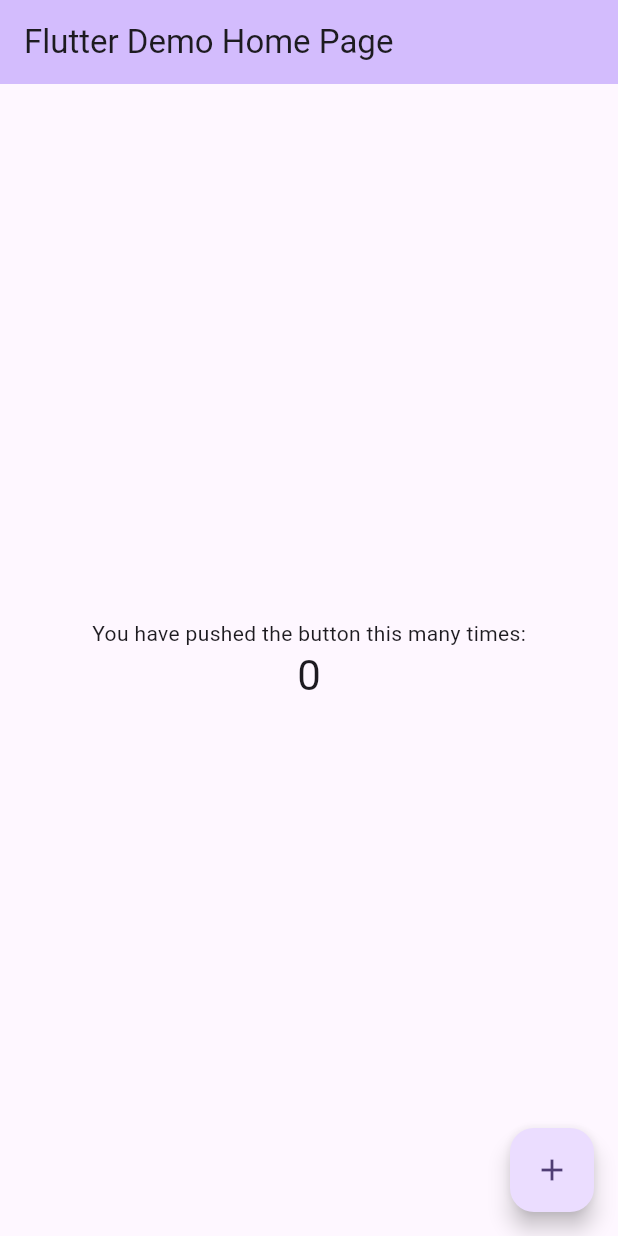
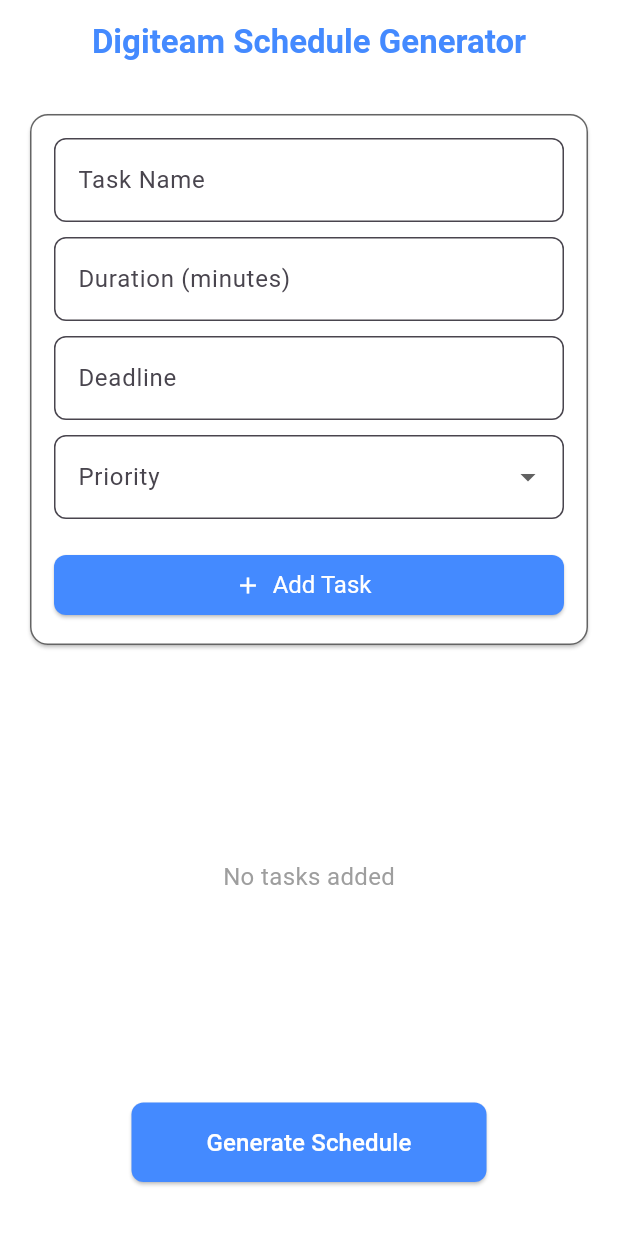
Before and after one commit to kenbigail/flutter_schedule_generator, a Flutter app: the screen it shows after launch, on a phone screen of 412 x 824 dp. Run offline on Flutter 3.47's test engine with Material 3 defaults, Android fonts, the phone set to English and light mode, and no system bars; our stand-ins replace flutter_dotenv.

```diff
--- /dev/null
+++ b/lib/UI/home_screen_ui.dart
@@ -0,0 +1,243 @@
+import 'package:flutter/material.dart';
+import 'package:flutter_schedule_generator/models/task.dart';
+import 'package:flutter_schedule_generator/service/gemini_service.dart';
+
+class HomeScreen extends StatefulWidget {
+  const HomeScreen({super.key});
+
+  @override
+  State<HomeScreen> createState() => _HomeScreenState();
+}
+
+class _HomeScreenState extends State<HomeScreen> {
+  final List<Task> tasks = [];
+  bool isLoading = false;
+  String scheduleResult = "";
+  String? priority;
+  final taskController = TextEditingController();
+  final durationController = TextEditingController();
+  final deadlineController = TextEditingController();
+
+  @override
+  void dispose() {
+    taskController.dispose();
+    durationController.dispose();
+    deadlineController.dispose();
+    super.dispose();
+  }
+
+  @override
+  Widget build(BuildContext context) {
+    return Scaffold(
+      appBar: AppBar(
+        title: const Text(
+          "Digiteam Schedule Generator",
+          style:
+              TextStyle(fontWeight: FontWeight.bold, color: Color(0xFF448AFF)),
+        ),
+        centerTitle: true,
+        backgroundColor: Colors.white,
+        elevation: 0,
+        iconTheme: const IconThemeData(color: Color(0xFF448AFF)),
+      ),
+      body: Padding(
+        padding: const EdgeInsets.all(16),
+        child: Column(
+          children: [
+            _buildInputCard(),
+            const SizedBox(height: 20),
+            Expanded(child: _buildTaskList()),
+            const SizedBox(height: 20),
+            _buildGenerateButton(),
+            const SizedBox(height: 20),
+            _buildScheduleResult(),
+          ],
+        ),
+      ),
+      backgroundColor: Colors.white,
+    );
+  }
+
+  Widget _buildInputCard() {
+    return Card(
+      shape: RoundedRectangleBorder(
+        borderRadius: BorderRadius.circular(12),
+        side: const BorderSide(color: Color(0xFF646464), width: 1),
+      ),
+      color: Colors.white,
+      child: Padding(
+        padding: const EdgeInsets.all(16),
+        child: Column(
+          mainAxisSize: MainAxisSize.min,
+          children: [
+            _buildTextField(taskController, "Task Name"),
+            const SizedBox(height: 10),
+            _buildTextField(durationController, "Duration (minutes)",
+                isNumber: true),
+            const SizedBox(height: 10),
+            _buildTextField(deadlineController, "Deadline"),
+            const SizedBox(height: 10),
+            _buildPriorityDropdown(),
+            const SizedBox(height: 20),
+            SizedBox(
+              width: double.infinity,
+              child: ElevatedButton.icon(
+                onPressed: _addTask,
+                icon: const Icon(Icons.add, color: Colors.white),
+                label: const Text("Add Task",
+                    style: TextStyle(color: Colors.white)),
+                style: ElevatedButton.styleFrom(
+                  backgroundColor: const Color(0xFF448AFF),
+                  textStyle: const TextStyle(fontSize: 16),
+                  shape: RoundedRectangleBorder(
+                      borderRadius: BorderRadius.circular(8)),
+                ),
+              ),
+            )
+          ],
+        ),
+      ),
+    );
+  }
+
+  Widget _buildTextField(TextEditingController controller, String label,
+      {bool isNumber = false}) {
+    return TextField(
+      controller: controller,
+      keyboardType: isNumber ? TextInputType.number : TextInputType.text,
+      decoration: InputDecoration(
+        labelText: label,
+        filled: true,
+        fillColor: Colors.white,
+        border: OutlineInputBorder(
+          borderRadius: BorderRadius.circular(8),
+          borderSide: const BorderSide(color: Color(0xFF646464), width: 1),
+        ),
+      ),
+    );
+  }
+
+  Widget _buildPriorityDropdown() {
+    return DropdownButtonFormField<String>(
+      value: priority,
+      decoration: InputDecoration(
+        labelText: "Priority",
+        filled: true,
+        fillColor: Colors.white, // Tambahkan ini
+        border: OutlineInputBorder(borderRadius: BorderRadius.circular(8)),
+      ),
+      items: const ["High", "Medium", "Low"]
+          .map((p) => DropdownMenuItem(value: p, child: Text(p)))
+          .toList(),
+      onChanged: (value) => setState(() => priority = value),
+    );
+  }
+
+  Widget _buildTaskList() {
+    return tasks.isEmpty
+        ? const Center(
+            child: Text("No tasks added",
+                style: TextStyle(color: Colors.grey, fontSize: 16)))
+        : ListView.builder(
+            itemCount: tasks.length,
+            itemBuilder: (context, index) {
+              final task = tasks[index];
+              return Card(
+                shape: RoundedRectangleBorder(
+                  borderRadius: BorderRadius.circular(8),
+                  side: const BorderSide(color: Color(0xFF646464), width: 1),
+                ),
+                color: Colors.white,
+                child: ListTile(
+                  title: Text(task.name,
+                      style: const TextStyle(fontWeight: FontWeight.bold)),
+                  subtitle: Text(
+                      "Priority: ${task.priority} | Duration: ${task.duration} min"),
+                  trailing: IconButton(
+                    icon: const Icon(Icons.delete, color: Colors.red),
+                    onPressed: () => setState(() => tasks.removeAt(index)),
+                  ),
+                ),
+              );
+            },
+          );
+  }
+
+  Widget _buildGenerateButton() {
+    return isLoading
+        ? const CircularProgressIndicator(color: Color(0xFF448AFF))
+        : ElevatedButton(
+            onPressed: _generateSchedule,
+            style: ElevatedButton.styleFrom(
+              backgroundColor: const Color(0xFF448AFF),
+              padding: const EdgeInsets.symmetric(horizontal: 50, vertical: 15),
+              shape: RoundedRectangleBorder(
+                  borderRadius: BorderRadius.circular(8)),
+            ),
+            child: const Text("Generate Schedule",
+                style: TextStyle(fontSize: 16, color: Colors.white)),
+          );
+  }
+
+  Widget _buildScheduleResult() {
+    return scheduleResult.isNotEmpty
+        ? Expanded(
+            child: Card(
+              shape: RoundedRectangleBorder(
+                borderRadius: BorderRadius.circular(12),
+                side: const BorderSide(color: Color(0xFF646464), width: 1),
+              ),
+              color: Colors.white,
+              child: Padding(
+                padding: const EdgeInsets.all(16),
+                child: SingleChildScrollView(
+                  child: SelectableText(
+                    scheduleResult,
+                    style: const TextStyle(
+                      fontSize: 16,
+                      fontWeight: FontWeight.bold,
+                    ),
+                  ),
+                ),
+              ),
+            ),
+          )
+        : const SizedBox();
+  }
+
+  void _addTask() {
+    if (taskController.text.isNotEmpty &&
+        durationController.text.isNotEmpty &&
+        deadlineController.text.isNotEmpty &&
+        priority != null) {
+      setState(() {
+        scheduleResult = "";
+        tasks.add(Task(
+          name: taskController.text,
+          priority: priority!,
+          duration: int.tryParse(durationController.text) ?? 5,
+          deadline: deadlineController.text,
+        ));
+      });
+      _clearInputs();
+    }
+  }
+
+  void _clearInputs() {
+    taskController.clear();
+    durationController.clear();
+    deadlineController.clear();
+    setState(() => priority = null);
+  }
+
+  Future<void> _generateSchedule() async {
+    setState(() => isLoading = true);
+    try {
+      scheduleResult = await GeminiService().generateSchedule(tasks);
+      tasks.clear();
+    } catch (e) {
+      scheduleResult = "Failed to generate schedule: $e";
+    }
+    setState(() => isLoading = false);
+  }
+}
--- a/lib/main.dart
+++ b/lib/main.dart
@@ -1,6 +1,9 @@
 import 'package:flutter/material.dart';
+import 'package:flutter_dotenv/flutter_dotenv.dart';
+import 'package:flutter_schedule_generator/UI/home_screen_ui.dart';
 
-void main() {
+Future<void> main() async {
+  await dotenv.load(fileName: ".env");
   runApp(const MyApp());
 }
 
@@ -11,115 +14,13 @@ class MyApp extends StatelessWidget {
   @override
   Widget build(BuildContext context) {
     return MaterialApp(
+      debugShowCheckedModeBanner: false,
       title: 'Flutter Demo',
       theme: ThemeData(
-        // This is the theme of your application.
-        //
-        // TRY THIS: Try running your application with "flutter run". You'll see
-        // the application has a purple toolbar. Then, without quitting the app,
-        // try changing the seedColor in the colorScheme below to Colors.green
-        // and then invoke "hot reload" (save your changes or press the "hot
-        // reload" button in a Flutter-supported IDE, or press "r" if you used
-        // the command line to start the app).
-        //
-        // Notice that the counter didn't reset back to zero; the application
-        // state is not lost during the reload. To reset the state, use hot
-        // restart instead.
-        //
-        // This works for code too, not just values: Most code changes can be
-        // tested with just a hot reload.
         colorScheme: ColorScheme.fromSeed(seedColor: Colors.deepPurple),
         useMaterial3: true,
       ),
-      home: const MyHomePage(title: 'Flutter Demo Home Page'),
+      home: HomeScreen(),
     );
   }
 }
-
-class MyHomePage extends StatefulWidget {
-  const MyHomePage({super.key, required this.title});
-
-  // This widget is the home page of your application. It is stateful, meaning
-  // that it has a State object (defined below) that contains fields that affect
-  // how it looks.
-
-  // This class is the configuration for the state. It holds the values (in this
-  // case the title) provided by the parent (in this case the App widget) and
-  // used by the build method of the State. Fields in a Widget subclass are
-  // always marked "final".
-
-  final String title;
-
-  @override
-  State<MyHomePage> createState() => _MyHomePageState();
-}
-
-class _MyHomePageState extends State<MyHomePage> {
-  int _counter = 0;
-
-  void _incrementCounter() {
-    setState(() {
-      // This call to setState tells the Flutter framework that something has
-      // changed in this State, which causes it to rerun the build method below
-      // so that the display can reflect the updated values. If we changed
-      // _counter without calling setState(), then the build method would not be
-      // called again, and so nothing would appear to happen.
-      _counter++;
-    });
-  }
-
-  @override
-  Widget build(BuildContext context) {
-    // This method is rerun every time setState is called, for instance as done
-    // by the _incrementCounter method above.
-    //
-    // The Flutter framework has been optimized to make rerunning build methods
-    // fast, so that you can just rebuild anything that needs updating rather
-    // than having to individually change instances of widgets.
-    return Scaffold(
-      appBar: AppBar(
-        // TRY THIS: Try changing the color here to a specific color (to
-        // Colors.amber, perhaps?) and trigger a hot reload to see the AppBar
-        // change color while the other colors stay the same.
-        backgroundColor: Theme.of(context).colorScheme.inversePrimary,
-        // Here we take the value from the MyHomePage object that was created by
-        // the App.build method, and use it to set our appbar title.
-        title: Text(widget.title),
-      ),
-      body: Center(
-        // Center is a layout widget. It takes a single child and positions it
-        // in the middle of the parent.
-        child: Column(
-          // Column is also a layout widget. It takes a list of children and
-          // arranges them vertically. By default, it sizes itself to fit its
-          // children horizontally, and tries to be as tall as its parent.
-          //
-          // Column has various properties to control how it sizes itself and
-          // how it positions its children. Here we use mainAxisAlignment to
-          // center the children vertically; the main axis here is the vertical
-          // axis because Columns are vertical (the cross axis would be
-          // horizontal).
-          //
-          // TRY THIS: Invoke "debug painting" (choose the "Toggle Debug Paint"
-          // action in the IDE, or press "p" in the console), to see the
-          // wireframe for each widget.
-          mainAxisAlignment: MainAxisAlignment.center,
-          children: <Widget>[
-            const Text(
-              'You have pushed the button this many times:',
-            ),
-            Text(
-              '$_counter',
-              style: Theme.of(context).textTheme.headlineMedium,
-            ),
-          ],
-        ),
-      ),
-      floatingActionButton: FloatingActionButton(
-        onPressed: _incrementCounter,
-        tooltip: 'Increment',
-        child: const Icon(Icons.add),
-      ), // This trailing comma makes auto-formatting nicer for build methods.
-    );
-  }
-}
--- a/lib/service/gemini_service.dart
+++ b/lib/service/gemini_service.dart
@@ -23,7 +23,6 @@ class GeminiService {
             'Content-Type': 'application/json',
           },
           body: jsonEncode({
-            {
             "contents": [
               {
                 "parts": [
@@ -31,7 +30,6 @@ class GeminiService {
                 ]
               }
             ]
-            }
           }));
       return _handleResponse(response);
     } catch (e) {
@@ -50,7 +48,7 @@ class GeminiService {
     } else if (response.statusCode == 503) {
       throw ArgumentError("Service Unavailable");
     } else if (response.statusCode == 200) {
-      return data["contents"][0]["parts"][0]["text"];
+      return data["candidates"][0]["content"]["parts"][0]["text"];
     } else {
       throw ArgumentError("Unknown Error");
     }
@@ -59,7 +57,7 @@ class GeminiService {
   String _buildPrompt(List<Task> tasks) {
     final tasksList = tasks
         .map((task) =>
-            "${task.name} (Priority: ${task.priority}, Duration: ${task.duration}, Deadline: ${task.deadline})")
+            "${task.name} (Priority: ${task.priority}, Duration: ${task.duration} minutes, Deadline: ${task.deadline})")
         .join("\n");
     return "Buatkan Jadwal Harian yang optimal berdasarkan task berikut:\n$tasksList";
   }
```
Lines whose indentation alone changed are shown as unchanged.
